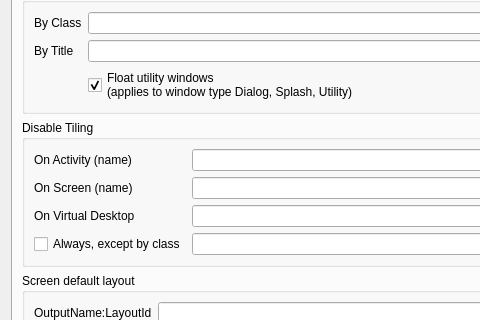
Above: res/config.ui from uberkael/krohnkite before the change; both pictures show x 0 to 480 and y 188 to 508 of the 817 by 1112 pixel window. Below: the same form after it.
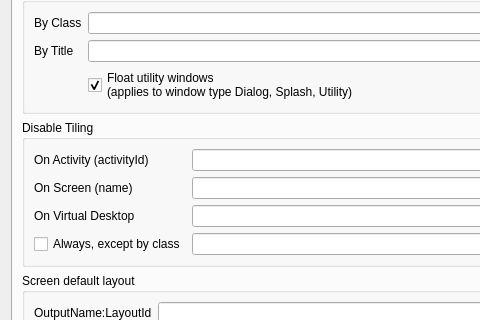
That is the form after the change. The open tabs and pages were chosen to show the change.

Commit message: Unable to disable by Activity Name? #125

Diff of the .ui file:
```diff
--- a/res/config.ui
+++ b/res/config.ui
@@ -983,7 +983,7 @@
           <item row="0" column="0">
            <widget class="QLabel" name="ignoreActivityLabel">
             <property name="text">
-             <string>On Activity (name)</string>
+             <string>On Activity (activityId)</string>
             </property>
            </widget>
           </item>
```
Left out of the diff: 2 changed lines with no effect on the pictures.
